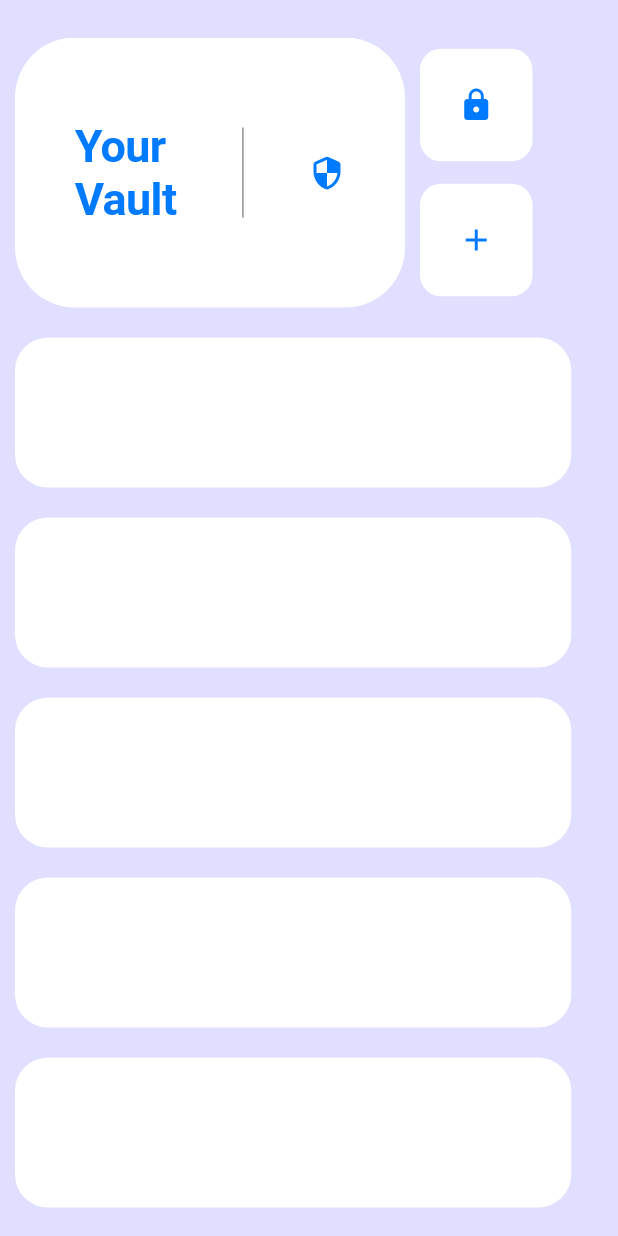
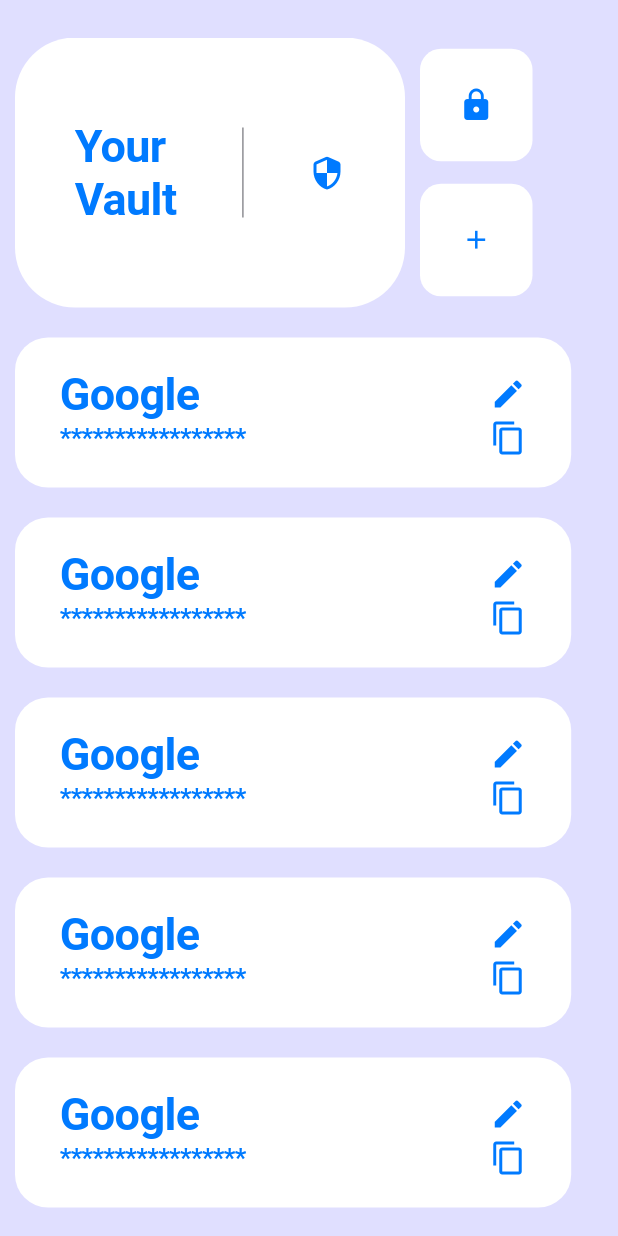
Before and after one commit to SumitKumar1307/password-manager, a Flutter app: the screen it shows after launch, on a phone screen of 412 x 824 dp. Run offline on Flutter 3.47's test engine with Material 2 defaults, Android fonts, the phone set to English and light mode, and no system bars.

Commit message:
added a new screen (design not ready)

```diff
--- a/lib/main.dart
+++ b/lib/main.dart
@@ -1,10 +1,11 @@
 import 'package:flutter/material.dart';
 import 'package:flutter/cupertino.dart';
+import 'package:password_manager/add.dart';
 
-void main(List<String> args) => runApp(MyApp());
+void main(List<String> args) => runApp(PasswordManger());
 
-class MyApp extends StatelessWidget {
-  const MyApp({Key? key}) : super(key: key);
+class PasswordManger extends StatelessWidget {
+  const PasswordManger({Key? key}) : super(key: key);
 
   @override
   Widget build(BuildContext context) {
@@ -93,7 +94,15 @@ class _HomeScreenState extends State<HomeScreen> {
                         borderRadius: BorderRadius.all(Radius.circular(14))),
                     height: 75,
                     width: 75,
-                    child: Icon(Icons.add),
+                    child: CupertinoButton(
+                      onPressed: () {
+                        Navigator.push(
+                          context,
+                          CupertinoPageRoute(builder: (context) => AddPage())
+                        );
+                      },
+                      child: Icon(Icons.add)
+                    )
                   ),
                 ]),
               ]),
@@ -102,6 +111,12 @@ class _HomeScreenState extends State<HomeScreen> {
                 children: <Widget>[
                   for (int i = 0; i < 10; i++)
                   Container(
+                    padding: EdgeInsets.only(
+                      left: 30,
+                      right: 30,
+                      top: 20,
+                      bottom: 20,
+                    ),
                     margin: EdgeInsets.only(bottom: 20),
                     width: size.width * 0.9,
                     height: 100,
@@ -110,6 +125,37 @@ class _HomeScreenState extends State<HomeScreen> {
                       borderRadius: BorderRadius.all(
                         Radius.circular(22),
                       ),
+                    ),
+                    child: Column(
+                      children: <Widget>[
+                        Row(
+                          mainAxisAlignment: MainAxisAlignment.spaceBetween,
+                          children: <Widget>[
+                            Text(
+                              "Google",
+                              style: TextStyle(
+                                color: CupertinoColors.activeBlue,
+                                fontWeight: FontWeight.w700,
+                                fontSize: 30,
+                              ),
+                            ),
+                            Icon(Icons.edit),
+                          ],
+                        ),
+                        Row(
+                          mainAxisAlignment: MainAxisAlignment.spaceBetween,
+                          children: <Widget>[
+                            Text(
+                              "*****************",
+                              style: TextStyle(
+                                color: CupertinoColors.activeBlue,
+                                fontWeight: FontWeight.w700,
+                              ),
+                            ),
+                            Icon(Icons.copy),
+                          ],
+                        ),
+                      ],
                     ),
                   ),
                 ],
```
Also changed, not shown: lib/add.dart (added, +120 -0 lines), 1 other file. Lines whose indentation alone changed are shown as unchanged.
